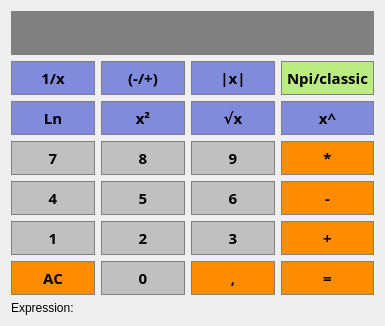
The window that ui/user_input_ihm.ui (cpp-2021/ultimate-calculator) describes before a commit, drawn with Qt 5.
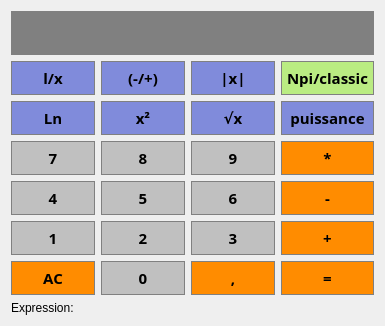
The same window after the commit.

Commit message: connect UI buttons and add case to switch. All complexes expressions are okay

Diff of the .ui file:
```diff
--- a/ui/user_input_ihm.ui
+++ b/ui/user_input_ihm.ui
@@ -7,7 +7,7 @@
     <x>0</x>
     <y>0</y>
     <width>385</width>
-    <height>287</height>
+    <height>292</height>
    </rect>
   </property>
   <layout class="QGridLayout" name="gridLayout">
@@ -75,7 +75,7 @@
 }</string>
      </property>
      <property name="text">
-      <string>x^</string>
+      <string>puissance</string>
      </property>
     </widget>
    </item>
@@ -769,7 +769,7 @@
 }</string>
      </property>
      <property name="text">
-      <string>1/x</string>
+      <string>l/x</string>
      </property>
     </widget>
    </item>
```
The commit also changes 7 other files.
